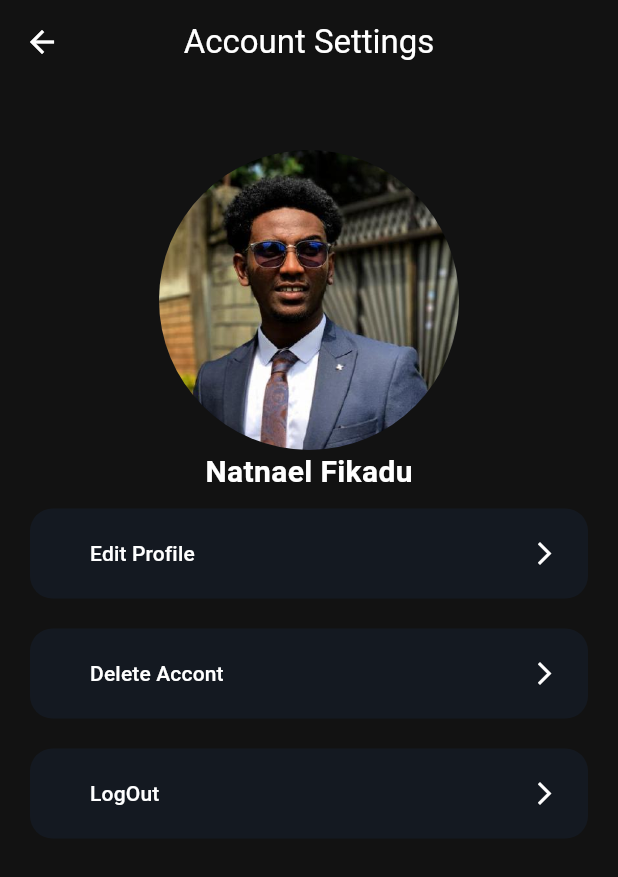
After one commit to mrnpro/Cake-Shop, a Flutter app: the AccountMainScreen screen opened directly, on a phone screen of 412 x 824 dp. The commit adds this screen. Shown: the top 877 px of the screen. Run offline on Flutter 3.47's test engine with Material 2 defaults, Android fonts, the phone set to English and light mode, and no system bars; our stand-ins replace flutter_svg.

Commit message:
account Screen implemented

```diff
--- /dev/null
+++ b/lib/Screens/AccountScreen/account_menu.dart
@@ -0,0 +1,39 @@
+import 'package:flutter/material.dart';
+
+import '../../core/constants/colors.dart';
+
+class AccountMenu extends StatelessWidget {
+  const AccountMenu({
+    Key? key,
+    required this.text,
+    this.press,
+  }) : super(key: key);
+
+  final String text;
+  final VoidCallback? press;
+
+  @override
+  Widget build(BuildContext context) {
+    return Padding(
+      padding: const EdgeInsets.symmetric(horizontal: 20, vertical: 10),
+      child: TextButton(
+        style: TextButton.styleFrom(
+          padding: const EdgeInsets.all(20),
+          foregroundColor: Colors.white,
+          shape:
+              RoundedRectangleBorder(borderRadius: BorderRadius.circular(15)),
+          backgroundColor: MyColors.ksecondaryColor,
+        ),
+        onPressed: press,
+        child: Row(
+          children: [
+            const SizedBox(width: 20),
+            Expanded(
+                child: Text(text, style: const TextStyle(color: Colors.white))),
+            const Icon(Icons.arrow_forward_ios),
+          ],
+        ),
+      ),
+    );
+  }
+}
--- /dev/null
+++ b/lib/Screens/AccountScreen/account_screen.dart
@@ -0,0 +1,58 @@
+import 'package:flutter/material.dart';
+
+import '../../core/constants/assets.dart';
+import 'account_menu.dart';
+
+class AccountMainScreen extends StatelessWidget {
+  const AccountMainScreen({super.key});
+
+  @override
+  Widget build(BuildContext context) {
+    return Scaffold(
+      appBar: _appBar(context),
+      body: _body(context),
+    );
+  }
+
+  _body(BuildContext context) {
+    Size size = MediaQuery.of(context).size;
+    return SizedBox(
+      width: size.width,
+      height: size.height,
+      child: Column(
+        crossAxisAlignment: CrossAxisAlignment.center,
+        children: [
+          const Hero(
+              tag: "profile picture",
+              child: CircleAvatar(
+                radius: 100,
+                backgroundImage: AssetImage(Assets.assetsImagesProfileAvatar),
+              )),
+          const Text("Natnael Fikadu",
+              style: TextStyle(fontWeight: FontWeight.bold, fontSize: 20)),
+          AccountMenu(
+            press: () {},
+            text: "Edit Profile",
+          ),
+          AccountMenu(
+            press: () {},
+            text: "Delete Accont",
+          ),
+          AccountMenu(
+            press: () {},
+            text: "LogOut",
+          )
+        ],
+      ),
+    );
+  }
+
+  PreferredSizeWidget _appBar(BuildContext context) {
+    return PreferredSize(
+        preferredSize: const Size.fromHeight(100.0), // here the desired height
+        child: AppBar(
+          centerTitle: true,
+          title: const Text("Account Settings"),
+        ));
+  }
+}
--- a/lib/Screens/HomeScreen/Components/dashboard_icon_account_section.dart
+++ b/lib/Screens/HomeScreen/Components/dashboard_icon_account_section.dart
@@ -2,6 +2,7 @@ import 'package:flutter/material.dart';
 import 'package:flutter_svg/svg.dart';
 
 import '../../../core/constants/assets.dart';
+import '../../AccountScreen/account_screen.dart';
 
 class DashboardIconAccountSection extends StatelessWidget {
   const DashboardIconAccountSection({
@@ -19,14 +20,26 @@ class DashboardIconAccountSection extends StatelessWidget {
                 height: 50,
                 width: 50,
                 child: SvgPicture.asset(Assets.assetsVectorsDashboardIcon)),
-            Container(
+            InkWell(
+              onTap: () {
+                Navigator.push(
+                    context,
+                    MaterialPageRoute(
+                        builder: (context) => const AccountMainScreen()));
+              },
+              child: Hero(
+                tag: "profile picture",
+                child: Container(
                     height: 50,
                     width: 50,
                     decoration: BoxDecoration(
                         borderRadius: BorderRadius.circular(18),
                         border: Border.all(color: Colors.grey),
                         image: const DecorationImage(
-                        image: AssetImage(Assets.assetsImagesProfileAvatar)))),
+                            image:
+                                AssetImage(Assets.assetsImagesProfileAvatar)))),
+              ),
+            ),
           ],
         ),
         const SizedBox(
```
Lines whose indentation alone changed are shown as unchanged.
